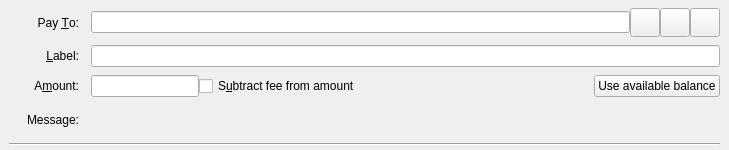
goomario/btchd, file src/qt/forms/sendcoinsentry.ui: the form before one commit.
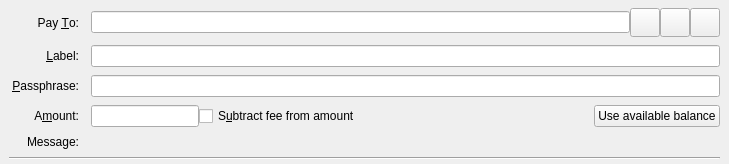
The form after the commit. Icons and pictures are not drawn. Custom widgets are drawn as their Qt base class.

Commit message: add bind plotter gui

Diff of the .ui file:
```diff
--- a/src/qt/forms/sendcoinsentry.ui
+++ b/src/qt/forms/sendcoinsentry.ui
@@ -155,7 +155,7 @@
       </property>
      </widget>
     </item>
-    <item row="2" column="0">
+    <item row="3" column="0">
      <widget class="QLabel" name="amountLabel">
       <property name="text">
        <string>A&amp;mount:</string>
@@ -168,7 +168,17 @@
       </property>
      </widget>
     </item>
-    <item row="2" column="1">
+    <item row="4" column="0">
+     <widget class="QLabel" name="messageLabel">
+      <property name="text">
+       <string>Message:</string>
+      </property>
+      <property name="alignment">
+       <set>Qt::AlignRight|Qt::AlignTrailing|Qt::AlignVCenter</set>
+      </property>
+     </widget>
+    </item>
+    <item row="3" column="1">
      <layout class="QHBoxLayout" name="horizontalLayoutAmount" stretch="0,1,0">
       <item>
        <widget class="BitcoinAmountField" name="payAmount"/>
@@ -192,17 +202,7 @@
       </item>
      </layout>
     </item>
-    <item row="3" column="0">
-     <widget class="QLabel" name="messageLabel">
-      <property name="text">
-       <string>Message:</string>
-      </property>
-      <property name="alignment">
-       <set>Qt::AlignRight|Qt::AlignTrailing|Qt::AlignVCenter</set>
-      </property>
-     </widget>
-    </item>
-    <item row="3" column="1">
+    <item row="4" column="1">
      <widget class="QLabel" name="messageTextLabel">
       <property name="toolTip">
        <string>A message that was attached to the btchd: URI which will be stored with the transaction for your reference. Note: This message will not be sent over the BitcoinHD network.</string>
@@ -212,13 +212,33 @@
       </property>
      </widget>
     </item>
-    <item row="4" column="0" colspan="2">
+    <item row="5" column="0" colspan="2">
      <widget class="Line" name="line">
       <property name="orientation">
        <enum>Qt::Horizontal</enum>
       </property>
      </widget>
     </item>
+    <item row="2" column="0">
+     <widget class="QLabel" name="plotterPassphraseLabel">
+      <property name="text">
+       <string>&amp;Passphrase:</string>
+      </property>
+      <property name="alignment">
+       <set>Qt::AlignRight|Qt::AlignTrailing|Qt::AlignVCenter</set>
+      </property>
+      <property name="buddy">
+       <cstring>plotterPassphrase</cstring>
+      </property>
+     </widget>
+    </item>
+    <item row="2" column="1">
+     <widget class="QLineEdit" name="plotterPassphrase">
+      <property name="toolTip">
+       <string>Enter your plotter source passphrase</string>
+      </property>
+     </widget>
+    </item>
    </layout>
   </widget>
   <widget class="QFrame" name="SendCoins_UnauthenticatedPaymentRequest">
```
The commit also changes 14 other files.
